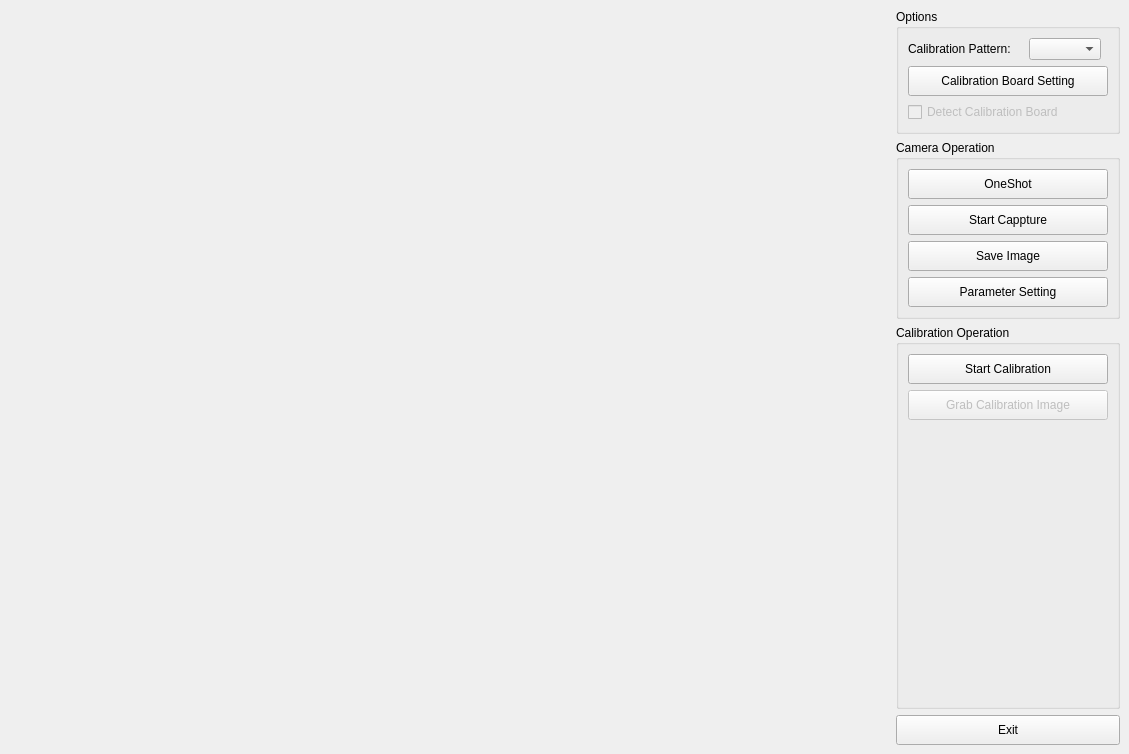
First picture: the form in CalibrationApplication/SingleViewCalibrationWindow.ui, repository ArthurRyan0803/CameraApplication, before the edit.
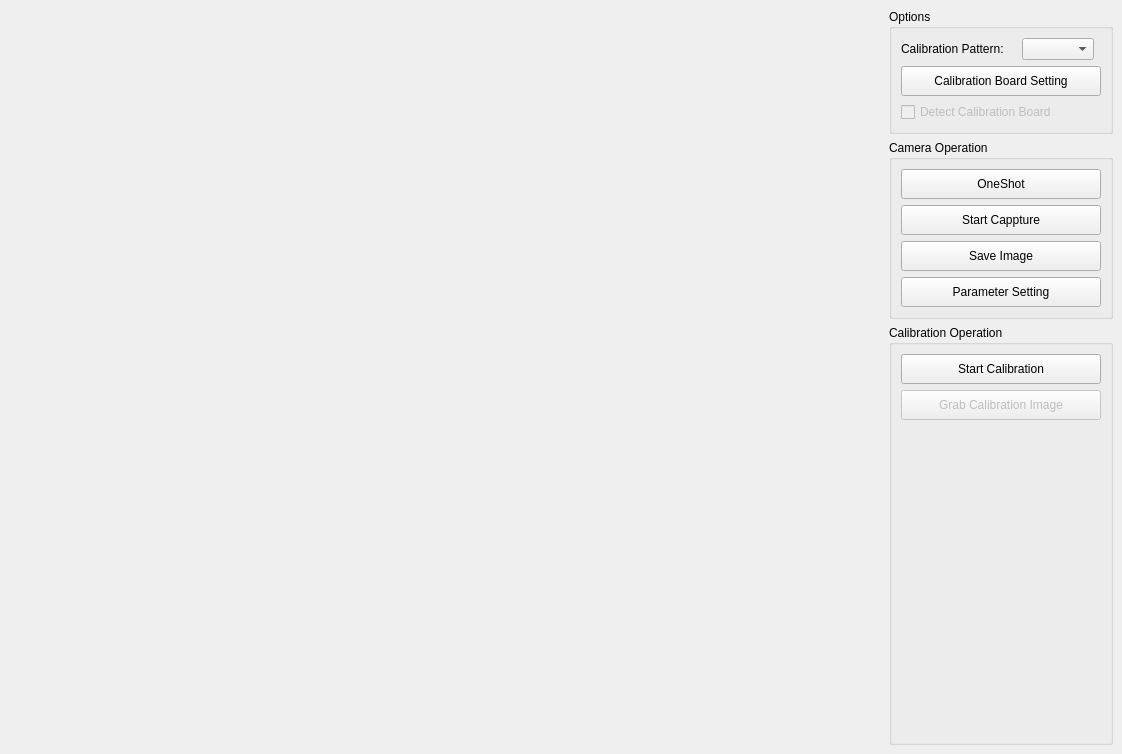
Second picture: the form after the edit.

Patch:
```diff
--- a/CalibrationApplication/SingleViewCalibrationWindow.ui
+++ b/CalibrationApplication/SingleViewCalibrationWindow.ui
@@ -6,7 +6,7 @@
    <rect>
     <x>0</x>
     <y>0</y>
-    <width>1129</width>
+    <width>1122</width>
     <height>754</height>
    </rect>
   </property>
@@ -81,7 +81,7 @@
          <item row="4" column="0" colspan="2">
           <widget class="QPushButton" name="btnCalibBoardSetting">
            <property name="sizePolicy">
-            <sizepolicy hsizetype="Fixed" vsizetype="Fixed">
+            <sizepolicy hsizetype="Minimum" vsizetype="Fixed">
              <horstretch>0</horstretch>
              <verstretch>0</verstretch>
             </sizepolicy>
@@ -109,7 +109,7 @@
       <item>
        <widget class="QGroupBox" name="gbCamOperations">
         <property name="sizePolicy">
-         <sizepolicy hsizetype="Maximum" vsizetype="Maximum">
+         <sizepolicy hsizetype="Minimum" vsizetype="Maximum">
           <horstretch>0</horstretch>
           <verstretch>0</verstretch>
          </sizepolicy>
@@ -121,7 +121,7 @@
          <item>
           <widget class="QPushButton" name="btnOneShot">
            <property name="sizePolicy">
-            <sizepolicy hsizetype="Fixed" vsizetype="Fixed">
+            <sizepolicy hsizetype="Minimum" vsizetype="Fixed">
              <horstretch>0</horstretch>
              <verstretch>0</verstretch>
             </sizepolicy>
@@ -146,7 +146,7 @@
          <item>
           <widget class="QPushButton" name="btnCapture">
            <property name="sizePolicy">
-            <sizepolicy hsizetype="Fixed" vsizetype="Fixed">
+            <sizepolicy hsizetype="Minimum" vsizetype="Fixed">
              <horstretch>0</horstretch>
              <verstretch>0</verstretch>
             </sizepolicy>
@@ -171,7 +171,7 @@
          <item>
           <widget class="QPushButton" name="btnSaveImage">
            <property name="sizePolicy">
-            <sizepolicy hsizetype="Fixed" vsizetype="Fixed">
+            <sizepolicy hsizetype="Minimum" vsizetype="Fixed">
              <horstretch>0</horstretch>
              <verstretch>0</verstretch>
             </sizepolicy>
@@ -196,7 +196,7 @@
          <item>
           <widget class="QPushButton" name="btnParameter">
            <property name="sizePolicy">
-            <sizepolicy hsizetype="Fixed" vsizetype="Fixed">
+            <sizepolicy hsizetype="Minimum" vsizetype="Fixed">
              <horstretch>0</horstretch>
              <verstretch>0</verstretch>
             </sizepolicy>
@@ -224,7 +224,7 @@
       <item>
        <widget class="QGroupBox" name="gbCalibOperations">
         <property name="sizePolicy">
-         <sizepolicy hsizetype="Maximum" vsizetype="Preferred">
+         <sizepolicy hsizetype="Minimum" vsizetype="Preferred">
           <horstretch>0</horstretch>
           <verstretch>0</verstretch>
          </sizepolicy>
@@ -236,7 +236,7 @@
          <item>
           <widget class="QPushButton" name="btnCalibration">
            <property name="sizePolicy">
-            <sizepolicy hsizetype="Fixed" vsizetype="Fixed">
+            <sizepolicy hsizetype="Minimum" vsizetype="Fixed">
              <horstretch>0</horstretch>
              <verstretch>0</verstretch>
             </sizepolicy>
@@ -264,7 +264,7 @@
             <bool>false</bool>
            </property>
            <property name="sizePolicy">
-            <sizepolicy hsizetype="Fixed" vsizetype="Fixed">
+            <sizepolicy hsizetype="Minimum" vsizetype="Fixed">
              <horstretch>0</horstretch>
              <verstretch>0</verstretch>
             </sizepolicy>
@@ -302,31 +302,6 @@
         </layout>
        </widget>
       </item>
-      <item>
-       <widget class="QPushButton" name="btnExit">
-        <property name="sizePolicy">
-         <sizepolicy hsizetype="Minimum" vsizetype="Fixed">
-          <horstretch>0</horstretch>
-          <verstretch>0</verstretch>
-         </sizepolicy>
-        </property>
-        <property name="minimumSize">
-         <size>
-          <width>200</width>
-          <height>30</height>
-         </size>
-        </property>
-        <property name="maximumSize">
-         <size>
-          <width>16777215</width>
-          <height>30</height>
-         </size>
-        </property>
-        <property name="text">
-         <string>Exit</string>
-        </property>
-       </widget>
-      </item>
      </layout>
     </item>
    </layout>
```
Left out of the diff: 4 changed lines with no effect on the pictures.
